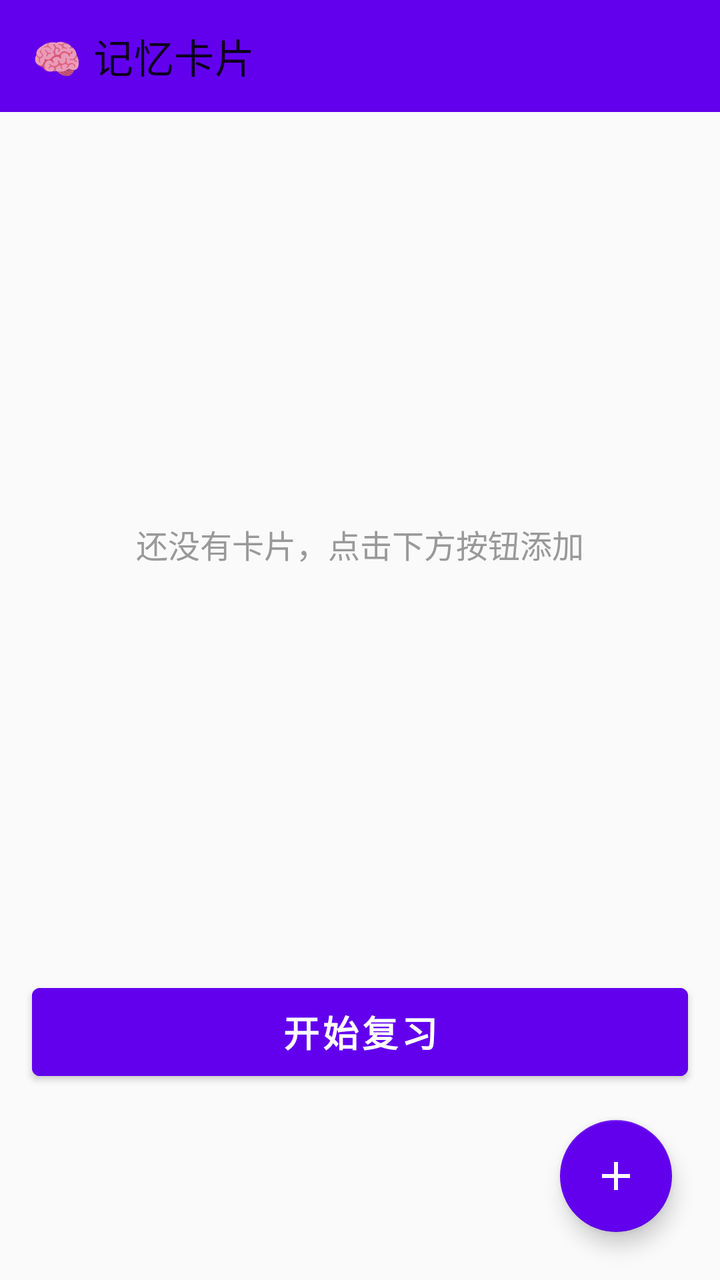
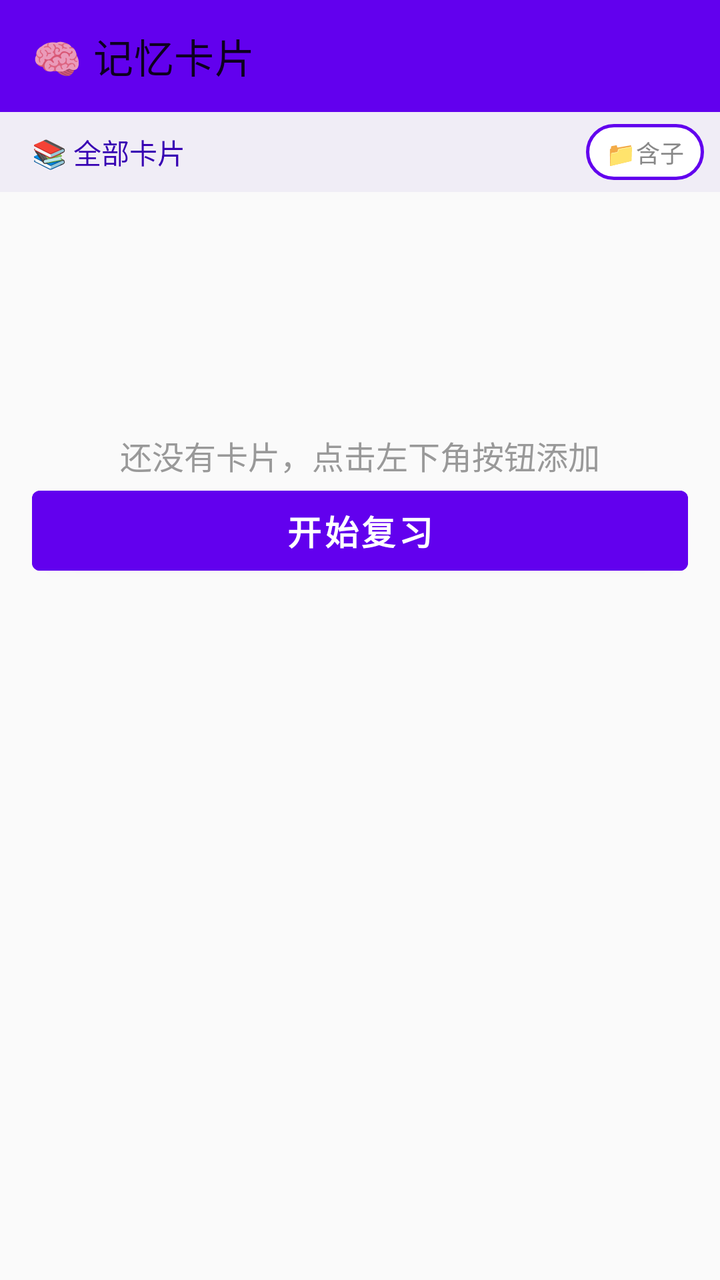

An Android layout rendered at two revisions. The XML below is the earlier revision; the diff shows what the commit changed to produce the second picture.
<!-- AndroidManifest.xml: application theme Theme.MemoryCards -->
<!-- res/layout/activity_main.xml -->
<?xml version="1.0" encoding="utf-8"?>
<androidx.constraintlayout.widget.ConstraintLayout xmlns:android="http://schemas.android.com/apk/res/android"
    xmlns:app="http://schemas.android.com/apk/res-auto"
    android:layout_width="match_parent"
    android:layout_height="match_parent"
    android:background="#FAFAFA">

    <androidx.appcompat.widget.Toolbar
        android:id="@+id/toolbar"
        android:layout_width="0dp"
        android:layout_height="?attr/actionBarSize"
        android:background="@color/purple_500"
        android:titleTextColor="@color/white"
        app:title="🧠 记忆卡片"
        app:layout_constraintTop_toTopOf="parent"
        app:layout_constraintStart_toStartOf="parent"
        app:layout_constraintEnd_toEndOf="parent" />

    <HorizontalScrollView
        android:id="@+id/scrollTabs"
        android:layout_width="0dp"
        android:layout_height="wrap_content"
        android:layout_marginTop="8dp"
        android:scrollbars="none"
        android:paddingStart="16dp"
        android:paddingEnd="16dp"
        android:visibility="gone"
        app:layout_constraintTop_toBottomOf="@id/toolbar"
        app:layout_constraintStart_toStartOf="parent"
        app:layout_constraintEnd_toEndOf="parent">

        <LinearLayout
            android:id="@+id/categoryTabs"
            android:layout_width="wrap_content"
            android:layout_height="wrap_content"
            android:orientation="horizontal"
            android:paddingVertical="8dp" />

    </HorizontalScrollView>

    <TextView
        android:id="@+id/tvEmpty"
        android:layout_width="wrap_content"
        android:layout_height="wrap_content"
        android:text="@string/no_cards"
        android:textSize="16sp"
        android:textColor="#999999"
        android:visibility="visible"
        app:layout_constraintTop_toBottomOf="@id/scrollTabs"
        app:layout_constraintBottom_toTopOf="@id/btnStartReview"
        app:layout_constraintStart_toStartOf="parent"
        app:layout_constraintEnd_toEndOf="parent" />

    <androidx.recyclerview.widget.RecyclerView
        android:id="@+id/recyclerView"
        android:layout_width="0dp"
        android:layout_height="0dp"
        android:layout_marginTop="8dp"
        android:layout_marginHorizontal="16dp"
        android:visibility="gone"
        app:layout_constraintTop_toBottomOf="@id/scrollTabs"
        app:layout_constraintBottom_toTopOf="@id/btnStartReview"
        app:layout_constraintStart_toStartOf="parent"
        app:layout_constraintEnd_toEndOf="parent" />

    <Button
        android:id="@+id/btnStartReview"
        android:layout_width="0dp"
        android:layout_height="56dp"
        android:text="开始复习"
        android:textSize="18sp"
        android:textStyle="bold"
        android:layout_marginHorizontal="16dp"
        android:layout_marginBottom="16dp"
        android:backgroundTint="@color/purple_500"
        android:textColor="@color/white"
        app:layout_constraintBottom_toTopOf="@id/fabAddCard"
        app:layout_constraintStart_toStartOf="parent"
        app:layout_constraintEnd_toEndOf="parent" />

    <com.google.android.material.floatingactionbutton.FloatingActionButton
        android:id="@+id/fabAddCard"
        android:layout_width="wrap_content"
        android:layout_height="wrap_content"
        android:layout_margin="24dp"
        android:src="@drawable/ic_add"
        android:contentDescription="添加卡片"
        app:backgroundTint="@color/purple_500"
        app:tint="@color/white"
        app:layout_constraintBottom_toBottomOf="parent"
        app:layout_constraintEnd_toEndOf="parent" />

</androidx.constraintlayout.widget.ConstraintLayout>
<!-- resources referenced by this layout -->
<resources>
  <color name="purple_500">#FF6200EE</color>
  <color name="white">#FFFFFFFF</color>
  <!-- drawable ic_add (drawable) -->
  <vector xmlns:android="http://schemas.android.com/apk/res/android"
      android:width="24dp"
      android:height="24dp"
      android:viewportWidth="24"
      android:viewportHeight="24">
      <path
          android:fillColor="#FFFFFF"
          android:pathData="M19,13h-6v6h-2v-6H5v-2h6V5h2v6h6v2z" />
  </vector>
  <string name="no_cards">还没有卡片，点击下方按钮添加</string>
  <style name="Theme.MemoryCards" parent="Theme.MaterialComponents.DayNight.NoActionBar">
          <item name="colorPrimary">@color/purple_500</item>
          <item name="colorPrimaryVariant">@color/purple_700</item>
          <item name="colorOnPrimary">@color/white</item>
          <item name="colorSecondary">@color/teal_200</item>
          <item name="colorSecondaryVariant">@color/teal_700</item>
      </style>
  <color name="purple_700">#FF3700B3</color>
  <color name="teal_200">#FF03DAC5</color>
  <color name="teal_700">#FF018786</color>
</resources>

<!-- the commit's change to res/layout/activity_main.xml (unified diff, before → after) -->
@@ -1,93 +1,219 @@
 <?xml version="1.0" encoding="utf-8"?>
-<androidx.constraintlayout.widget.ConstraintLayout xmlns:android="http://schemas.android.com/apk/res/android"
+<androidx.drawerlayout.widget.DrawerLayout xmlns:android="http://schemas.android.com/apk/res/android"
     xmlns:app="http://schemas.android.com/apk/res-auto"
+    android:id="@+id/drawerLayout"
     android:layout_width="match_parent"
-    android:layout_height="match_parent"
-    android:background="#FAFAFA">
-
-    <androidx.appcompat.widget.Toolbar
-        android:id="@+id/toolbar"
-        android:layout_width="0dp"
-        android:layout_height="?attr/actionBarSize"
-        android:background="@color/purple_500"
-        android:titleTextColor="@color/white"
-        app:title="🧠 记忆卡片"
-        app:layout_constraintTop_toTopOf="parent"
-        app:layout_constraintStart_toStartOf="parent"
-        app:layout_constraintEnd_toEndOf="parent" />
-
-    <HorizontalScrollView
-        android:id="@+id/scrollTabs"
-        android:layout_width="0dp"
-        android:layout_height="wrap_content"
-        android:layout_marginTop="8dp"
-        android:scrollbars="none"
-        android:paddingStart="16dp"
-        android:paddingEnd="16dp"
-        android:visibility="gone"
-        app:layout_constraintTop_toBottomOf="@id/toolbar"
-        app:layout_constraintStart_toStartOf="parent"
-        app:layout_constraintEnd_toEndOf="parent">
-
+    android:layout_height="match_parent">
+
+    
+    <LinearLayout
+        android:layout_width="match_parent"
+        android:layout_height="match_parent"
+        android:orientation="vertical"
+        android:background="#FAFAFA">
+
+        <androidx.appcompat.widget.Toolbar
+            android:id="@+id/toolbar"
+            android:layout_width="match_parent"
+            android:layout_height="?attr/actionBarSize"
+            android:background="@color/purple_500"
+            android:titleTextColor="@color/white"
+            app:title="🧠 记忆卡片" />
+
+        
         <LinearLayout
-            android:id="@+id/categoryTabs"
+            android:layout_width="match_parent"
+            android:layout_height="wrap_content"
+            android:orientation="horizontal"
+            android:gravity="center_vertical"
+            android:paddingStart="16dp"
+            android:paddingEnd="8dp"
+            android:paddingVertical="6dp"
+            android:background="#F0EDF6">
+
+            <TextView
+                android:id="@+id/tvCurrentPath"
+                android:layout_width="0dp"
+                android:layout_height="wrap_content"
+                android:layout_weight="1"
+                android:text="📚 全部卡片"
+                android:textSize="14sp"
+                android:textColor="@color/purple_700"
+                android:maxLines="1"
+                android:ellipsize="end" />
+
+            <TextView
+                android:id="@+id/btnToggleChildren"
+                android:layout_width="wrap_content"
+                android:layout_height="28dp"
+                android:text="📁含子"
+                android:textSize="12sp"
+                android:gravity="center"
+                android:paddingHorizontal="10dp"
+                android:textColor="#888"
+                android:background="@drawable/chip_unselected_bg"
+                android:clickable="true"
+                android:focusable="true" />
+
+        </LinearLayout>
+
+        
+        <LinearLayout
+            android:id="@+id/selectionBar"
+            android:layout_width="match_parent"
+            android:layout_height="48dp"
+            android:orientation="horizontal"
+            android:gravity="center_vertical"
+            android:paddingHorizontal="12dp"
+            android:background="#E8DEF8"
+            android:visibility="gone">
+
+            <Button
+                android:id="@+id/btnCancelSelect"
+                android:layout_width="wrap_content"
+                android:layout_height="36dp"
+                android:text="取消"
+                android:textSize="13sp"
+                android:minWidth="0dp"
+                android:paddingHorizontal="12dp"
+                android:backgroundTint="#888"
+                android:textColor="@color/white" />
+
+            <TextView
+                android:id="@+id/tvSelectedCount"
+                android:layout_width="0dp"
+                android:layout_height="wrap_content"
+                android:layout_weight="1"
+                android:text="已选 0 张"
+                android:textSize="14sp"
+                android:textStyle="bold"
+                android:textColor="@color/purple_700"
+                android:gravity="center" />
+
+            <Button
+                android:id="@+id/btnSelectAll"
+                android:layout_width="wrap_content"
+                android:layout_height="36dp"
+                android:text="全选"
+                android:textSize="13sp"
+                android:minWidth="0dp"
+                android:paddingHorizontal="12dp"
+                android:backgroundTint="@color/purple_500"
+                android:textColor="@color/white" />
+
+            <Button
+                android:id="@+id/btnMoveSelected"
+                android:layout_width="wrap_content"
+                android:layout_height="36dp"
+                android:text="移动"
+                android:textSize="13sp"
+                android:minWidth="0dp"
+                android:paddingHorizontal="12dp"
+                android:layout_marginStart="8dp"
+                android:backgroundTint="@color/teal_700"
+                android:textColor="@color/white" />
+
+        </LinearLayout>
+
+        <TextView
+            android:id="@+id/tvEmpty"
             android:layout_width="wrap_content"
             android:layout_height="wrap_content"
+            android:text="@string/no_cards"
+            android:textSize="16sp"
+            android:textColor="#999999"
+            android:layout_gravity="center"
+            android:layout_marginTop="120dp"
+            android:visibility="visible" />
+
+        <androidx.recyclerview.widget.RecyclerView
+            android:id="@+id/recyclerView"
+            android:layout_width="match_parent"
+            android:layout_height="0dp"
+            android:layout_weight="1"
+            android:layout_marginHorizontal="12dp"
+            android:layout_marginTop="4dp"
+            android:visibility="gone" />
+
+        <Button
+            android:id="@+id/btnStartReview"
+            android:layout_width="match_parent"
+            android:layout_height="52dp"
+            android:text="开始复习"
+            android:textSize="17sp"
+            android:textStyle="bold"
+            android:layout_marginHorizontal="16dp"
+            android:layout_marginBottom="8dp"
+            android:backgroundTint="@color/purple_500"
+            android:textColor="@color/white" />
+
+    </LinearLayout>
+
+    
+    <LinearLayout
+        android:layout_width="300dp"
+        android:layout_height="match_parent"
+        android:layout_gravity="start"
+        android:orientation="vertical"
+        android:background="#FFFFFF"
+        android:elevation="8dp">
+
+        <LinearLayout
+            android:layout_width="match_parent"
+            android:layout_height="56dp"
             android:orientation="horizontal"
-            android:paddingVertical="8dp" />
-
-    </HorizontalScrollView>
-
-    <TextView
-        android:id="@+id/tvEmpty"
-        android:layout_width="wrap_content"
-        android:layout_height="wrap_content"
-        android:text="@string/no_cards"
-        android:textSize="16sp"
-        android:textColor="#999999"
-        android:visibility="visible"
-        app:layout_constraintTop_toBottomOf="@id/scrollTabs"
-        app:layout_constraintBottom_toTopOf="@id/btnStartReview"
-        app:layout_constraintStart_toStartOf="parent"
-        app:layout_constraintEnd_toEndOf="parent" />
-
-    <androidx.recyclerview.widget.RecyclerView
-        android:id="@+id/recyclerView"
-        android:layout_width="0dp"
-        android:layout_height="0dp"
-        android:layout_marginTop="8dp"
-        android:layout_marginHorizontal="16dp"
-        android:visibility="gone"
-        app:layout_constraintTop_toBottomOf="@id/scrollTabs"
-        app:layout_constraintBottom_toTopOf="@id/btnStartReview"
-        app:layout_constraintStart_toStartOf="parent"
-        app:layout_constraintEnd_toEndOf="parent" />
-
-    <Button
-        android:id="@+id/btnStartReview"
-        android:layout_width="0dp"
-        android:layout_height="56dp"
-        android:text="开始复习"
-        android:textSize="18sp"
-        android:textStyle="bold"
-        android:layout_marginHorizontal="16dp"
-        android:layout_marginBottom="16dp"
-        android:backgroundTint="@color/purple_500"
-        android:textColor="@color/white"
-        app:layout_constraintBottom_toTopOf="@id/fabAddCard"
-        app:layout_constraintStart_toStartOf="parent"
-        app:layout_constraintEnd_toEndOf="parent" />
+            android:gravity="center_vertical"
+            android:paddingHorizontal="16dp"
+            android:background="@color/purple_500">
+
+            <TextView
+                android:layout_width="0dp"
+                android:layout_height="wrap_content"
+                android:layout_weight="1"
+                android:text="📂 知识体系"
+                android:textSize="17sp"
+                android:textStyle="bold"
+                android:textColor="@color/white" />
+
+            <TextView
+                android:id="@+id/btnAddRootCategory"
+                android:layout_width="36dp"
+                android:layout_height="36dp"
+                android:text="+"
+                android:textSize="22sp"
+                android:textColor="@color/white"
+                android:gravity="center"
+                android:clickable="true"
+                android:focusable="true"
+                android:background="?attr/selectableItemBackgroundBorderless" />
+
+        </LinearLayout>
+
+        <ScrollView
+            android:layout_width="match_parent"
+            android:layout_height="0dp"
+            android:layout_weight="1">
+
+            <LinearLayout
+                android:id="@+id/treeContainer"
+                android:layout_width="match_parent"
+                android:layout_height="wrap_content"
+                android:orientation="vertical"
+                android:paddingVertical="8dp" />
+
+        </ScrollView>
+
+    </LinearLayout>
 
     <com.google.android.material.floatingactionbutton.FloatingActionButton
         android:id="@+id/fabAddCard"
         android:layout_width="wrap_content"
         android:layout_height="wrap_content"
-        android:layout_margin="24dp"
+        android:layout_gravity="bottom|end"
+        android:layout_margin="20dp"
         android:src="@drawable/ic_add"
         android:contentDescription="添加卡片"
         app:backgroundTint="@color/purple_500"
-        app:tint="@color/white"
-        app:layout_constraintBottom_toBottomOf="parent"
-        app:layout_constraintEnd_toEndOf="parent" />
-
-</androidx.constraintlayout.widget.ConstraintLayout>
+        app:tint="@color/white" />
+
+</androidx.drawerlayout.widget.DrawerLayout>
<!-- resource entries referenced after the edit -->
@@ -2,6 +2,13 @@
 <resources>
   <color name="purple_500">#FF6200EE</color>
   <color name="white">#FFFFFFFF</color>
+  <!-- drawable chip_unselected_bg (drawable) -->
+  <?xml version="1.0" encoding="utf-8"?>
+  <shape xmlns:android="http://schemas.android.com/apk/res/android">
+      <solid android:color="@color/white" />
+      <stroke android:width="1.5dp" android:color="@color/purple_500" />
+      <corners android:radius="20dp" />
+  </shape>
   <!-- drawable ic_add (drawable) -->
   <vector xmlns:android="http://schemas.android.com/apk/res/android"
       android:width="24dp"
@@ -12,7 +19,7 @@
           android:fillColor="#FFFFFF"
           android:pathData="M19,13h-6v6h-2v-6H5v-2h6V5h2v6h6v2z" />
   </vector>
-  <string name="no_cards">还没有卡片，点击下方按钮添加</string>
+  <string name="no_cards">还没有卡片，点击左下角按钮添加</string>
   <style name="Theme.MemoryCards" parent="Theme.MaterialComponents.DayNight.NoActionBar">
           <item name="colorPrimary">@color/purple_500</item>
           <item name="colorPrimaryVariant">@color/purple_700</item>
